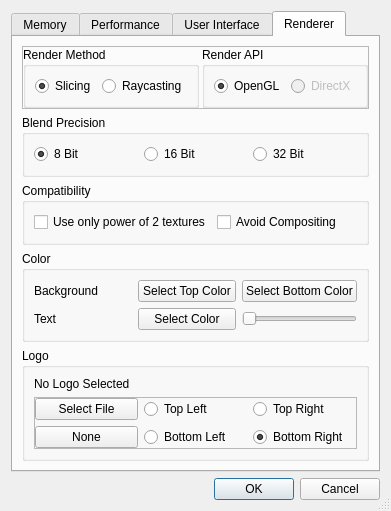
SCIInstitute/ImageVis3D, file ImageVis3D/UI/UI/SettingsDlg.ui: the form before one commit.
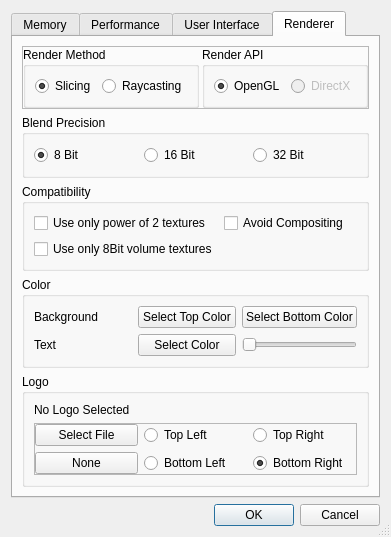
The form after the commit. The open tabs and pages were chosen to show the change.

```diff
--- a/ImageVis3D/UI/UI/SettingsDlg.ui
+++ b/ImageVis3D/UI/UI/SettingsDlg.ui
@@ -8,8 +8,8 @@
    <rect>
     <x>0</x>
     <y>0</y>
-    <width>358</width>
-    <height>479</height>
+    <width>353</width>
+    <height>503</height>
    </rect>
   </property>
   <property name="contextMenuPolicy" >
@@ -694,21 +694,28 @@
          <property name="title" >
           <string>Compatibility</string>
          </property>
-         <layout class="QHBoxLayout" name="horizontalLayout_10" >
-          <item>
+         <layout class="QGridLayout" name="gridLayout_5" >
+          <item row="0" column="1" >
            <widget class="QCheckBox" name="checkBox_PowerOfTwo" >
             <property name="text" >
              <string>Use only power of 2 textures</string>
             </property>
            </widget>
           </item>
-          <item>
+          <item row="0" column="2" >
            <widget class="QCheckBox" name="checkBox_AvoidCompositing" >
             <property name="text" >
              <string>Avoid Compositing</string>
             </property>
            </widget>
           </item>
+          <item row="1" column="1" >
+           <widget class="QCheckBox" name="checkBox_DownSampleTo8Bits" >
+            <property name="text" >
+             <string>Use only 8Bit volume textures</string>
+            </property>
+           </widget>
+          </item>
          </layout>
         </widget>
        </item>
```
Left out of the diff: 68 changed lines with no effect on the pictures.
